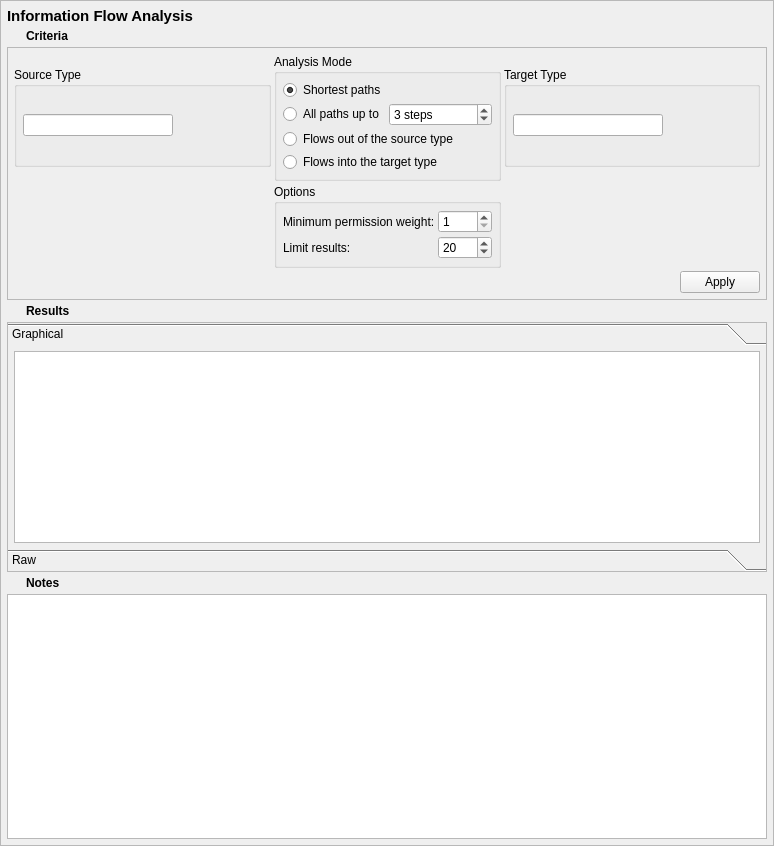
Qt form data/infoflow.ui (SELinuxProject/setools) before a commit.
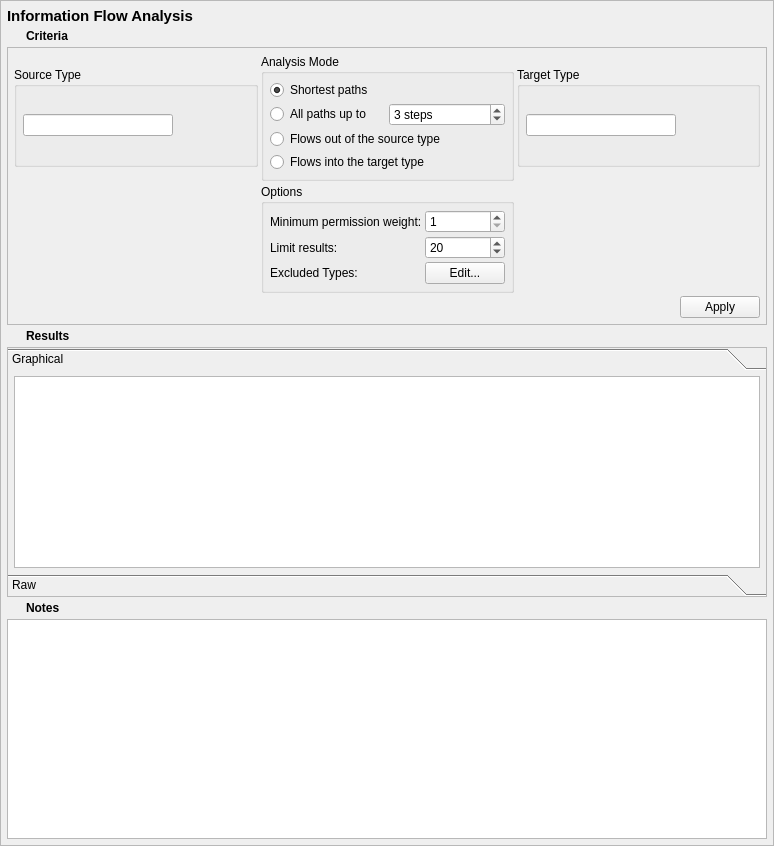
The same form after that commit. Icons and pictures are not drawn.

Commit message:
Implement UI for excluding types from an analysis/query.
Connect it up to InfoFlowAnalysisTab.

```diff
--- a/data/infoflow.ui
+++ b/data/infoflow.ui
@@ -483,6 +483,13 @@
             </property>
            </widget>
           </item>
+          <item row="1" column="0">
+           <widget class="QLabel" name="label_7">
+            <property name="text">
+             <string>Limit results:</string>
+            </property>
+           </widget>
+          </item>
           <item row="1" column="1">
            <widget class="QSpinBox" name="limit_paths">
             <property name="minimum">
@@ -496,10 +503,17 @@
             </property>
            </widget>
           </item>
-          <item row="1" column="0">
-           <widget class="QLabel" name="label_7">
+          <item row="2" column="0">
+           <widget class="QLabel" name="label_5">
             <property name="text">
-             <string>Limit results:</string>
+             <string>Excluded Types:</string>
+            </property>
+           </widget>
+          </item>
+          <item row="2" column="1">
+           <widget class="QPushButton" name="exclude_types">
+            <property name="text">
+             <string>Edit...</string>
             </property>
            </widget>
           </item>
```
The commit also changes 5 other files.
